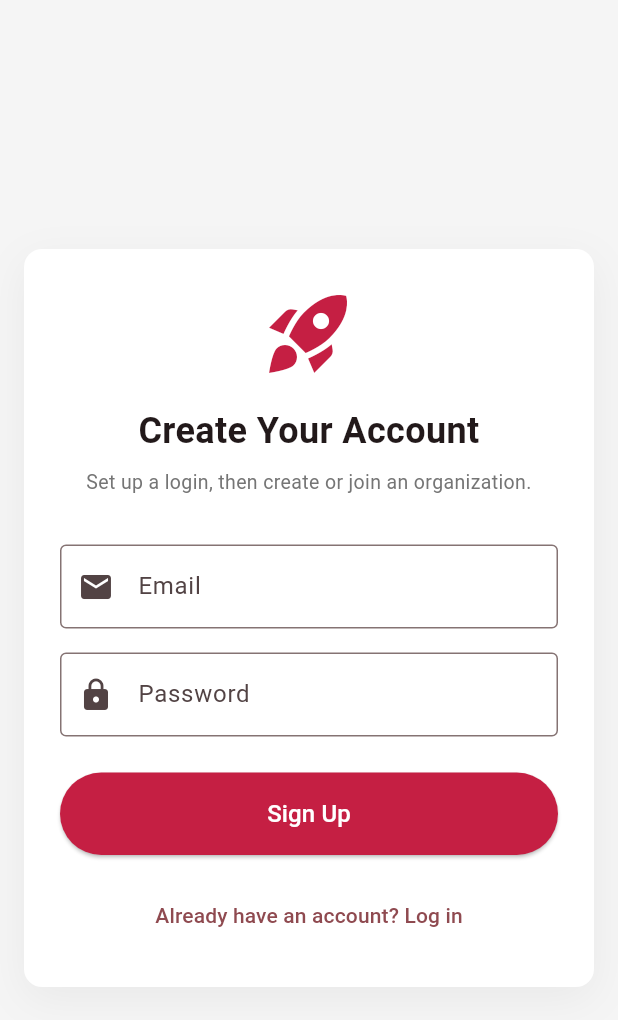
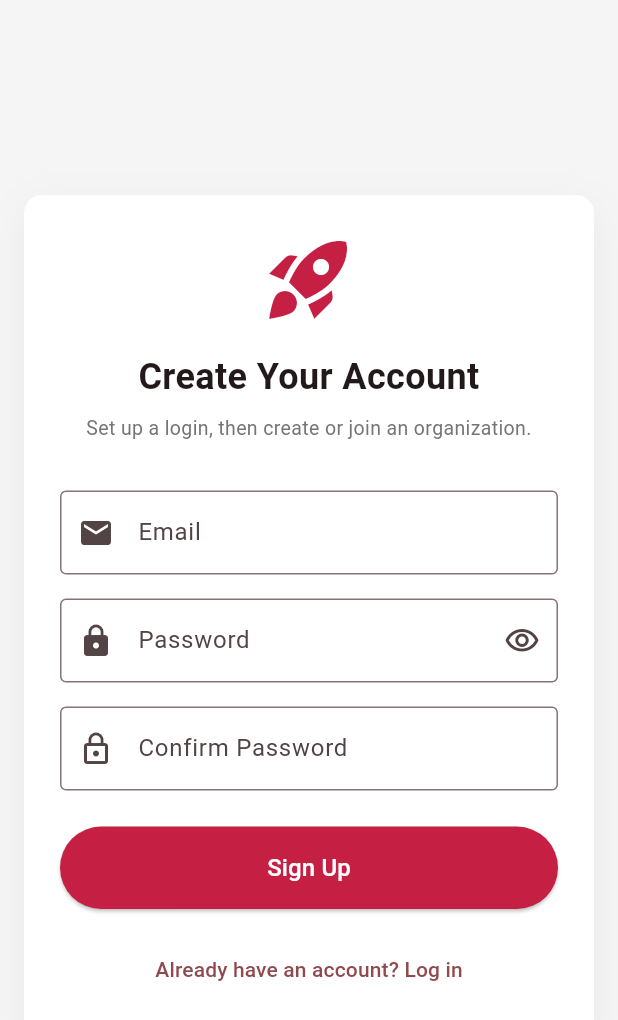
Before and after one commit to thisisroshans/sabha_hq, a Flutter app: the screen it shows after launch, after a tap on "Login", after a tap on "Don't have an account? Sign up", on a phone screen of 412 x 824 dp. Shown: the top 1020 px of the screen. Run offline on Flutter 3.47's test engine with Material 3 defaults, Android fonts, the phone set to English and light mode, and no system bars; our stand-ins replace cloud_firestore, cloud_functions, csv, file_picker, firebase_auth, firebase_core and 7 more; missing offline and left inert: dart:js_interop; accounts and stored records are empty; generated files the repository leaves out were written again.

Commit message:
fix: rebrand Sabha HQ correctly, write a real README, close login gaps
Sabha HQ is the product; Unpuzzle is one customer using it, not the
app's identity. The literal string "The Unpuzzle Project" was showing
in the browser tab title (lib/app.dart), the login screen heading
(admin_login_screen.dart), and the iOS bundle display name
(ios/Runner/Info.plist) - every org's admins and every org's
attendees would have seen Unpuzzle's name on screens that have
nothing to do with Unpuzzle specifically, now that this is
multi-tenant. Also polished web/index.html and web/manifest.json,
which still said the placeholder "sabha_hq"/default Flutter blue
theme color from project scaffolding.

Left alone, correctly: "Unpuzzle" as an org NAME default in
migrate-to-orgs.js and its smoke tests - that's the actual first
customer's data, not a branding bug.

README.md was 3 lines of Flutter boilerplate ("A new Flutter
project.") for an app that's now a multi-tenant SaaS platform with
Cloud Functions, org-scoped Firestore rules, and 9 completed migration
tasks. Rewrote it: what the app does (public check-in flow + admin
dashboard, screen by screen), the architecture and why (points at
docs/saas-schema.md for the isolation reasoning), how to run/test both
the Flutter app and the Functions emulator suites, and the deploy
ordering constraint that's otherwise only documented in
firestore.rules' header comment.

Audited the auth flow for gaps that would actually block a real
customer, not just cosmetic issues:
- Password reset didn't exist anywhere - forgetting your password was
  a dead end. Added AuthRepository.sendPasswordResetEmail +
  PasswordResetController + a "Forgot password?" dialog on the login
  screen.
- Signup had a single password field with no confirmation - a typo
  would go unnoticed until the next failed login. Added a Confirm
  Password field with a matching validator, plus a show/hide toggle on
  both signup and login's password fields (added while touching these
  forms anyway).

Verified via `flutter analyze` (clean) and `flutter build web
--release` (succeeds). Re-ran the functions test suite (migration +
invites + checkin + createorg) since AuthController changed - none of
that logic is exercised by those tests directly, but confirmed nothing
regressed anyway. Confirmed zero remaining "Unpuzzle" references
anywhere in lib/, web/, ios/, android/.

Co-Authored-By: Claude Sonnet 5 <noreply@anthropic.com>

```diff
--- a/lib/app.dart
+++ b/lib/app.dart
@@ -11,7 +11,7 @@ class SabhaApp extends ConsumerWidget {
     final router = ref.watch(goRouterProvider);
 
     return MaterialApp.router(
-      title: 'The Unpuzzle Project',
+      title: 'Sabha HQ',
       debugShowCheckedModeBanner: false,
 
       // The router config handles all the URL parsing and navigation
--- a/lib/features/admin_auth/presentation/admin_login_screen.dart
+++ b/lib/features/admin_auth/presentation/admin_login_screen.dart
@@ -14,6 +14,7 @@ class _AdminLoginScreenState extends ConsumerState<AdminLoginScreen> {
   final _emailController = TextEditingController();
   final _passwordController = TextEditingController();
   final _formKey = GlobalKey<FormState>();
+  bool _obscurePassword = true;
 
   @override
   void dispose() {
@@ -28,6 +29,83 @@ class _AdminLoginScreenState extends ConsumerState<AdminLoginScreen> {
           .read(authControllerProvider.notifier)
           .login(_emailController.text.trim(), _passwordController.text.trim());
     }
+  }
+
+  Future<void> _showForgotPasswordDialog() async {
+    // Prefill with whatever they'd already typed in the email field, if
+    // anything, so they don't have to re-type it.
+    final emailController = TextEditingController(text: _emailController.text.trim());
+    bool sent = false;
+
+    await showDialog(
+      context: context,
+      builder: (dialogContext) => StatefulBuilder(
+        builder: (dialogContext, setDialogState) {
+          final resetState = ref.watch(passwordResetControllerProvider);
+
+          return AlertDialog(
+            title: const Text('Reset Password'),
+            content: sent
+                ? const Text(
+                    "If an account exists for that email, we've sent a link to reset the password. Check your inbox.",
+                  )
+                : Column(
+                    mainAxisSize: MainAxisSize.min,
+                    children: [
+                      const Text(
+                        "Enter your account email and we'll send you a link to reset your password.",
+                      ),
+                      const SizedBox(height: 16),
+                      TextField(
+                        controller: emailController,
+                        autofocus: true,
+                        decoration: const InputDecoration(
+                          labelText: 'Email',
+                          border: OutlineInputBorder(),
+                        ),
+                        keyboardType: TextInputType.emailAddress,
+                      ),
+                      if (resetState.hasError) ...[
+                        const SizedBox(height: 12),
+                        Text(
+                          resetState.error.toString(),
+                          style: const TextStyle(color: Colors.red, fontSize: 12),
+                        ),
+                      ],
+                    ],
+                  ),
+            actions: [
+              TextButton(
+                onPressed: () => Navigator.pop(dialogContext),
+                child: Text(sent ? 'Close' : 'Cancel'),
+              ),
+              if (!sent)
+                ElevatedButton(
+                  onPressed: resetState.isLoading
+                      ? null
+                      : () async {
+                          final email = emailController.text.trim();
+                          if (email.isEmpty || !email.contains('@')) return;
+
+                          final success = await ref
+                              .read(passwordResetControllerProvider.notifier)
+                              .sendResetEmail(email);
+
+                          if (success) setDialogState(() => sent = true);
+                        },
+                  child: resetState.isLoading
+                      ? const SizedBox(
+                          height: 16,
+                          width: 16,
+                          child: CircularProgressIndicator(strokeWidth: 2),
+                        )
+                      : const Text('Send Link'),
+                ),
+            ],
+          );
+        },
+      ),
+    );
   }
 
   @override
@@ -71,18 +149,24 @@ class _AdminLoginScreenState extends ConsumerState<AdminLoginScreen> {
                     crossAxisAlignment: CrossAxisAlignment.stretch,
                     children: [
                       const Icon(
-                        Icons.admin_panel_settings,
-                        size: 64,
+                        Icons.hub_outlined,
+                        size: 56,
                         color: Color(0xFFc51f43),
                       ),
                       const SizedBox(height: 16),
                       const Text(
-                        'The Unpuzzle Project - Admin',
+                        'Sabha HQ',
                         textAlign: TextAlign.center,
                         style: TextStyle(
-                          fontSize: 24,
+                          fontSize: 26,
                           fontWeight: FontWeight.bold,
                         ),
+                      ),
+                      const SizedBox(height: 6),
+                      Text(
+                        "Sign in to manage your organization's events",
+                        textAlign: TextAlign.center,
+                        style: TextStyle(color: Colors.grey[600], fontSize: 13),
                       ),
                       const SizedBox(height: 32),
 
@@ -108,6 +192,7 @@ class _AdminLoginScreenState extends ConsumerState<AdminLoginScreen> {
                           prefixIcon: Icon(Icons.email),
                         ),
                         keyboardType: TextInputType.emailAddress,
+                        textInputAction: TextInputAction.next,
                         validator: (value) =>
                             value != null && value.contains('@')
                             ? null
@@ -117,17 +202,33 @@ class _AdminLoginScreenState extends ConsumerState<AdminLoginScreen> {
 
                       TextFormField(
                         controller: _passwordController,
-                        decoration: const InputDecoration(
+                        decoration: InputDecoration(
                           labelText: 'Password',
-                          border: OutlineInputBorder(),
-                          prefixIcon: Icon(Icons.lock),
+                          border: const OutlineInputBorder(),
+                          prefixIcon: const Icon(Icons.lock),
+                          suffixIcon: IconButton(
+                            tooltip: _obscurePassword ? 'Show password' : 'Hide password',
+                            icon: Icon(
+                              _obscurePassword ? Icons.visibility_outlined : Icons.visibility_off_outlined,
+                            ),
+                            onPressed: () => setState(() => _obscurePassword = !_obscurePassword),
+                          ),
                         ),
-                        obscureText: true,
+                        obscureText: _obscurePassword,
+                        textInputAction: TextInputAction.done,
+                        onFieldSubmitted: (_) => _submit(),
                         validator: (value) => value != null && value.length >= 6
                             ? null
                             : 'Password too short',
                       ),
-                      const SizedBox(height: 24),
+                      Align(
+                        alignment: Alignment.centerRight,
+                        child: TextButton(
+                          onPressed: _showForgotPasswordDialog,
+                          child: const Text('Forgot password?'),
+                        ),
+                      ),
+                      const SizedBox(height: 8),
 
                       ElevatedButton(
                         onPressed: authState.isLoading ? null : _submit,
--- a/lib/features/admin_auth/presentation/signup_screen.dart
+++ b/lib/features/admin_auth/presentation/signup_screen.dart
@@ -13,12 +13,15 @@ class SignupScreen extends ConsumerStatefulWidget {
 class _SignupScreenState extends ConsumerState<SignupScreen> {
   final _emailController = TextEditingController();
   final _passwordController = TextEditingController();
+  final _confirmPasswordController = TextEditingController();
   final _formKey = GlobalKey<FormState>();
+  bool _obscurePassword = true;
 
   @override
   void dispose() {
     _emailController.dispose();
     _passwordController.dispose();
+    _confirmPasswordController.dispose();
     super.dispose();
   }
 
@@ -119,15 +122,39 @@ class _SignupScreenState extends ConsumerState<SignupScreen> {
 
                       TextFormField(
                         controller: _passwordController,
-                        decoration: const InputDecoration(
+                        decoration: InputDecoration(
                           labelText: 'Password',
-                          border: OutlineInputBorder(),
-                          prefixIcon: Icon(Icons.lock),
+                          border: const OutlineInputBorder(),
+                          prefixIcon: const Icon(Icons.lock),
+                          suffixIcon: IconButton(
+                            tooltip: _obscurePassword ? 'Show password' : 'Hide password',
+                            icon: Icon(
+                              _obscurePassword ? Icons.visibility_outlined : Icons.visibility_off_outlined,
+                            ),
+                            onPressed: () => setState(() => _obscurePassword = !_obscurePassword),
+                          ),
                         ),
-                        obscureText: true,
+                        obscureText: _obscurePassword,
+                        textInputAction: TextInputAction.next,
                         validator: (value) => value != null && value.length >= 6
                             ? null
                             : 'Password must be at least 6 characters',
+                      ),
+                      const SizedBox(height: 16),
+
+                      TextFormField(
+                        controller: _confirmPasswordController,
+                        decoration: const InputDecoration(
+                          labelText: 'Confirm Password',
+                          border: OutlineInputBorder(),
+                          prefixIcon: Icon(Icons.lock_outline),
+                        ),
+                        obscureText: _obscurePassword,
+                        textInputAction: TextInputAction.done,
+                        onFieldSubmitted: (_) => _submit(),
+                        validator: (value) => value == _passwordController.text
+                            ? null
+                            : 'Passwords do not match',
                       ),
                       const SizedBox(height: 24),
 
--- a/pubspec.yaml
+++ b/pubspec.yaml
@@ -1,5 +1,5 @@
 name: sabha_hq
-description: "A dual-route Flutter web application for Admin Dashboard and Attendee Check-in."
+description: "Sabha HQ — multi-tenant event check-in and live guest management."
 publish_to: 'none'
 version: 0.1.0+1
 
```
Also changed, not shown: lib/features/admin_auth/application/auth_controller.dart (+23 -0 lines), lib/features/admin_auth/data/auth_repository.dart (+7 -0 lines), 4 other files.
